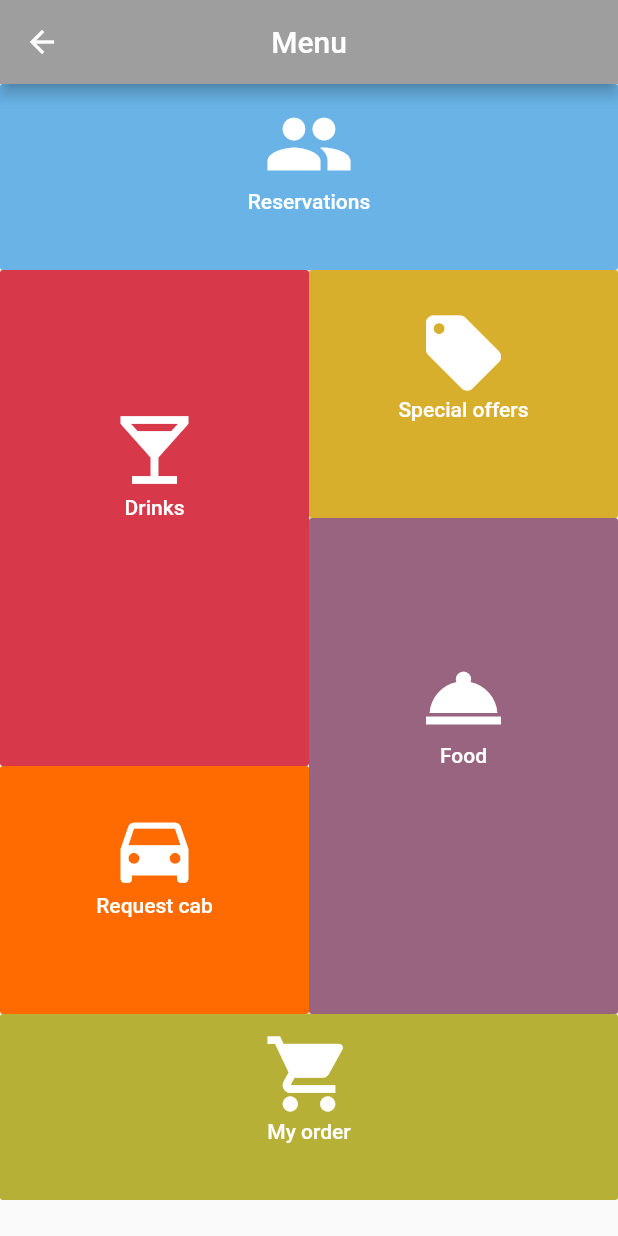
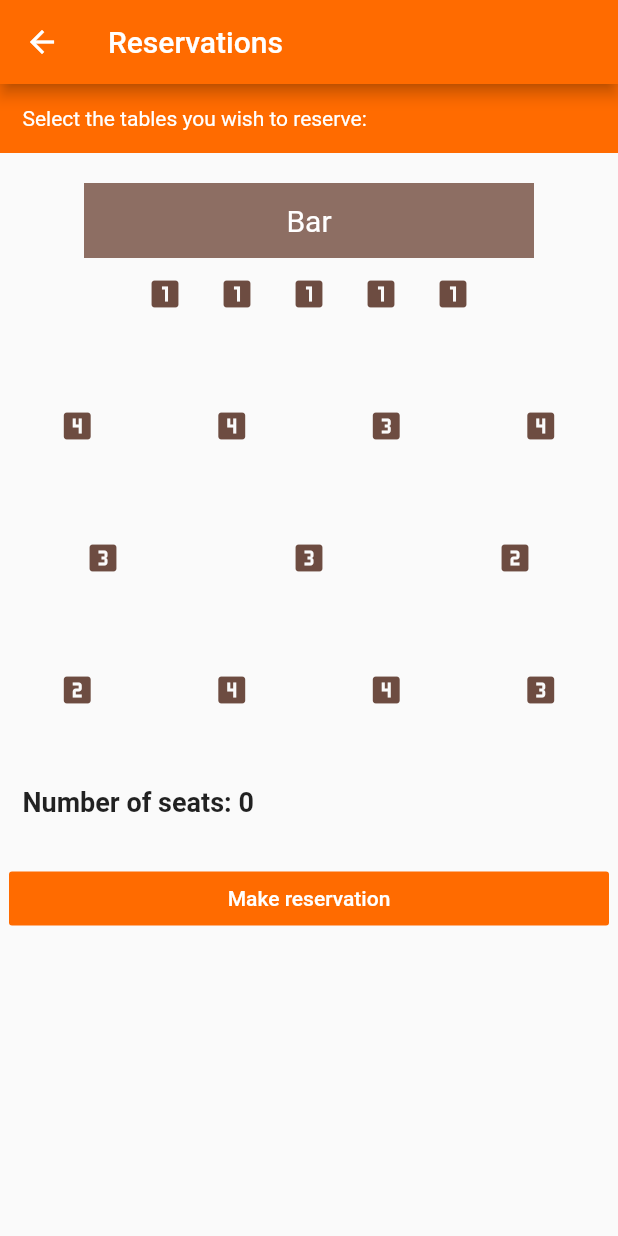
Before and after one commit to avperezb/BBControl, a Flutter app: the Home screen opened directly, after a tap on "Reservations", on a phone screen of 412 x 824 dp. Run offline on Flutter 3.47's test engine with Material 2 defaults, Android fonts, the phone set to English and light mode, and no system bars; our stand-ins replace firebase_auth; accounts and stored records are empty.

Commit message:
reservations page

```diff
--- a/bbcontrol/lib/Setup/Pages/home.dart
+++ b/bbcontrol/lib/Setup/Pages/home.dart
@@ -1,5 +1,6 @@
 import 'package:flutter/cupertino.dart';
 import 'package:flutter/material.dart';
+import 'reservations.dart';
 
 class Home extends StatelessWidget {
   final iconSize = 60.0;
@@ -9,7 +10,7 @@ class Home extends StatelessWidget {
       appBar: AppBar(
         title: Text('Menu'),
         centerTitle: true,
-        backgroundColor: Colors.grey,
+        backgroundColor: const Color(0xFFFF6B00),
       ),
       body: Column(
         crossAxisAlignment: CrossAxisAlignment.stretch,
@@ -19,7 +20,9 @@ class Home extends StatelessWidget {
             child: FlatButton(
               padding: EdgeInsets.fromLTRB(0.0, 10.0, 0.0, 10.0),
               color: const Color(0xFF69B3E7),
-              onPressed: () {},
+              onPressed: () {
+                Navigator.push(context, MaterialPageRoute(builder: (context) => Reservations()),);
+              },
               child: Column(
                 crossAxisAlignment: CrossAxisAlignment.center,
                 children: <Widget>[
--- a/bbcontrol/lib/Setup/Pages/logIn.dart
+++ b/bbcontrol/lib/Setup/Pages/logIn.dart
@@ -63,7 +63,7 @@ class _LoginPageState extends State<LoginPage>{
                 ),
                 color: const Color(0xFFD7384A),
                 onPressed: (){
-                  Navigator.push(
+                  Navigator.pushReplacement(
                     context,
                     MaterialPageRoute(builder: (context) => Home()),
                   );
--- /dev/null
+++ b/bbcontrol/lib/Setup/Pages/reservations.dart
@@ -0,0 +1,168 @@
+import 'package:flutter/cupertino.dart';
+import 'package:flutter/material.dart';
+
+class Reservations extends StatefulWidget {
+  _ReservationsState createState() => _ReservationsState();
+}
+
+class _ReservationsState extends State<Reservations> {
+  int numPeople = 0;
+  callback(numPeople){
+    setState(() {
+      this.numPeople += numPeople;
+    });
+  }
+
+  Widget build(BuildContext context) {
+    return Scaffold(
+      appBar: AppBar(
+        title: Text('Reservations'),
+        backgroundColor: const Color(0xFFFF6B00),
+      ),
+      body:Column(
+        crossAxisAlignment: CrossAxisAlignment.stretch,
+        children: <Widget>[
+          Container(
+            padding: EdgeInsets.fromLTRB(15.0, 15.0, 0.0, 15.0),
+            color: const Color(0xFFFF6B00),
+            child: Text('Select the tables you wish to reserve:',
+              style: TextStyle(
+                color: Colors.white,
+              ),
+            ),
+          ),
+          Row(
+            mainAxisAlignment: MainAxisAlignment.center,
+            children: <Widget>[
+              Container(
+                margin: EdgeInsets.fromLTRB(0.0, 20.0, 0.0, 0.0),
+                color: Colors.brown[400],
+                width: 300,
+                height: 50,
+                child: Center(
+                  child: Text('Bar',
+                    style: TextStyle(color: Colors.white,
+                        fontSize: 20
+                    ),
+                  ),
+                ),
+              )
+            ],
+          ),
+          Container(
+            margin: EdgeInsets.fromLTRB(0.0, 0.0, 0.0 , 20.0),
+            child: Row(
+              mainAxisAlignment: MainAxisAlignment.center,
+              children: <Widget>[
+                Table(0, callback),
+                Table(0, callback),
+                Table(0, callback),
+                Table(0, callback),
+                Table(0, callback),
+              ],
+            ),
+          ),
+          Container(
+            margin: EdgeInsets.fromLTRB(0.0, 20.0, 0.0 , 20.0),
+            child: Row(
+              mainAxisAlignment: MainAxisAlignment.spaceAround,
+              children: <Widget>[
+                Table(3, callback),
+                Table(3, callback),
+                Table(2, callback),
+                Table(3, callback),
+              ],
+            ),
+          ),
+          Container(
+            margin: EdgeInsets.fromLTRB(0.0, 20.0, 0.0 , 20.0),
+            child: Row(
+              mainAxisAlignment: MainAxisAlignment.spaceAround,
+              children: <Widget>[
+                Table(2, callback),
+                Table(2, callback),
+                Table(1, callback),
+              ],
+            ),
+          ),
+          Container(
+            margin: EdgeInsets.fromLTRB(0.0, 20.0, 0.0 , 20.0),
+            child: Row(
+              mainAxisAlignment: MainAxisAlignment.spaceAround,
+              children: <Widget>[
+                Table(1, callback),
+                Table(3, callback),
+                Table(3, callback),
+                Table(2, callback),
+              ],
+            ),
+          ),
+          Container(
+            padding: EdgeInsets.fromLTRB(15.0, 20.0, 0.0 , 0.0),
+              child: Text('Number of seats: $numPeople',
+              style: TextStyle(
+                fontWeight: FontWeight.bold,
+                fontSize: 18
+              )),
+          )
+          ,
+          Center(
+            child: Container(
+              padding: EdgeInsets.fromLTRB(0.0, 30.00, 0.0, 0.0),
+              width: 400,
+              child: FlatButton(
+                padding: EdgeInsets.fromLTRB(0.0, 5.0, 0.0, 5.0),
+                color: const Color(0xFFFF6B00),
+                child: Text('Make reservation',
+                    style: TextStyle(
+                        color: Colors.white
+                    )),
+                onPressed: (){
+
+                },
+              ),
+            ),
+          ),
+        ],
+      ),
+    );
+  }
+}
+
+class Table extends StatefulWidget {
+  int numPeople = 0;
+  int iconRoute = 1;
+  Function(int) callback;
+  Table(int iconRoute, Function callback){
+    this.iconRoute = iconRoute;
+    this.numPeople = iconRoute + 1;
+    this.callback = callback;
+  }
+  _TableState createState() => _TableState();
+}
+
+class _TableState extends State<Table> {
+  final icons = [Icons.looks_one, Icons.looks_two, Icons.looks_3, Icons.looks_4];
+  bool selected = false;
+  bool previousState = false;
+  Widget build(BuildContext context) {
+    return IconButton(
+      icon: Icon(
+        icons[widget.iconRoute],
+        color: selected ? const Color(0xFF69B3E7) : Colors.brown[600],
+      ),
+      onPressed: () {
+        setState(() {
+          previousState = selected;
+          selected = !selected;
+          if(previousState) {
+            widget.callback(widget.numPeople * -1);
+          }
+          else{
+            widget.callback(widget.numPeople);
+          }
+        });
+      },
+    );
+  }
+}
```
Also changed, not shown: bbcontrol/pubspec.yaml (+4 -4 lines), bbcontrol/assets/fonts/ReservationIcons.ttf (added), bbcontrol/assets/images/bar.png (added).
